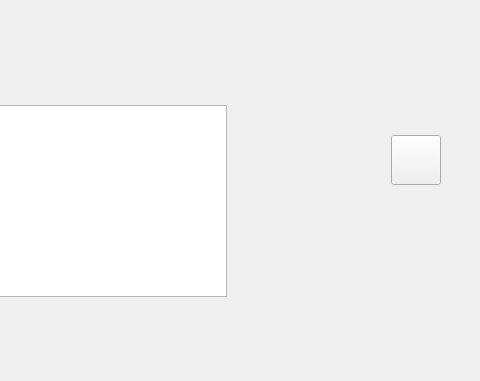
Before: the Qt Designer form raw_ui/main_window.ui in Anton00756/Informer, drawn with Qt 5; both pictures show x 189 to 669 and y 95 to 476 of the 669 by 476 pixel window.
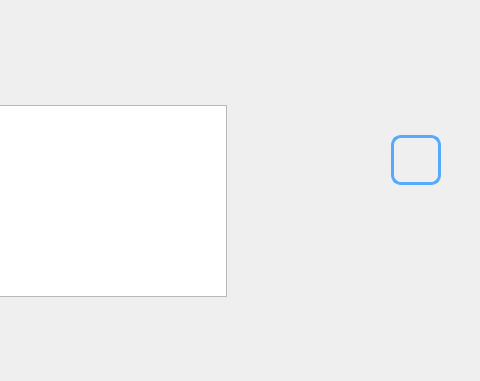
After: the same form once the commit is applied.

The edit to the form file:
```diff
--- a/raw_ui/main_window.ui
+++ b/raw_ui/main_window.ui
@@ -64,6 +64,16 @@
       <height>50</height>
      </size>
     </property>
+    <property name="styleSheet">
+     <string notr="true">QPushButton {
+    border: 3px solid rgb(85, 170, 255);
+    border-radius: 10px;
+}
+
+QPushButton:pressed {
+    background-color: rgb(0, 255, 0);
+}</string>
+    </property>
     <property name="text">
      <string/>
     </property>
```
